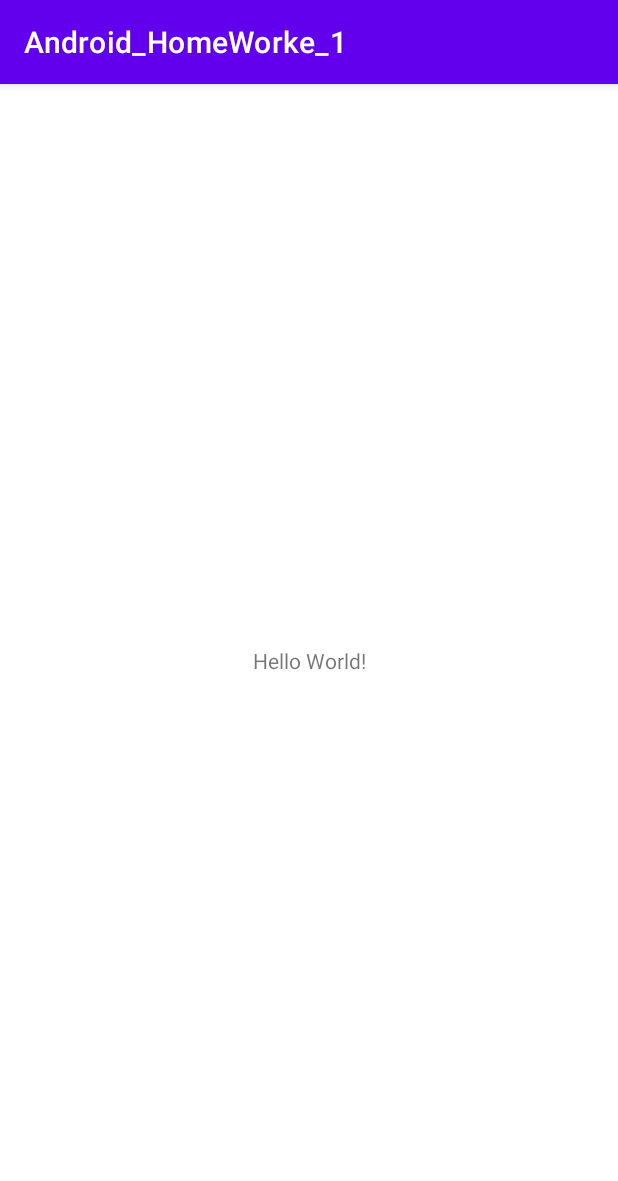
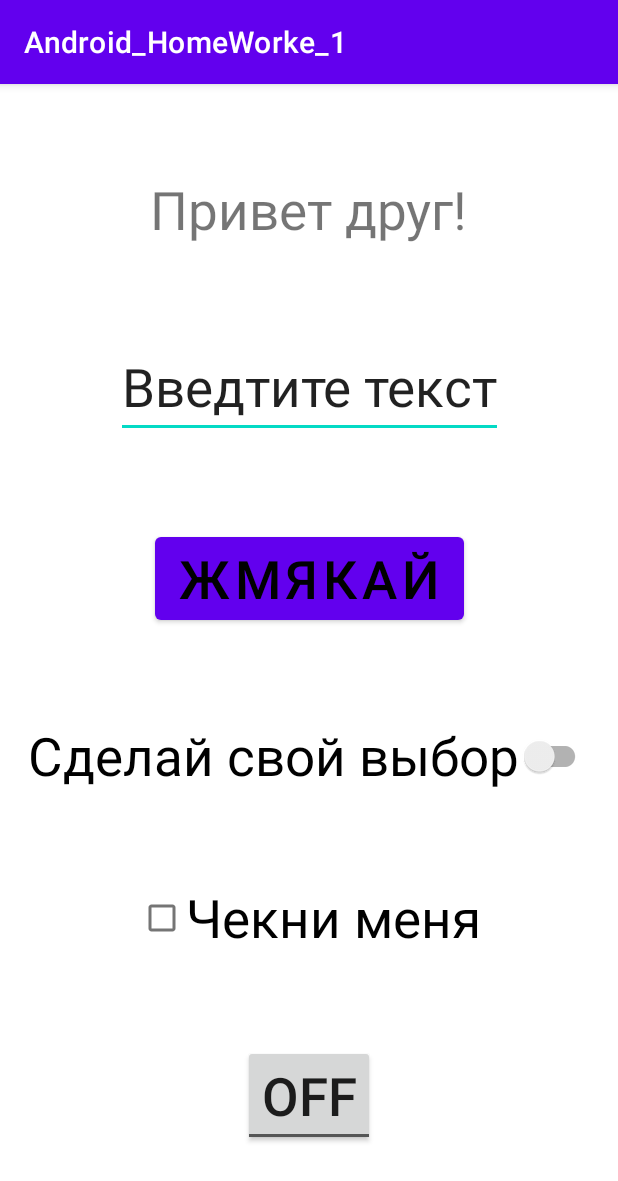
Before and after one commit to streych/HomeWorkAndroid_1, an Android app: the screen it shows after launch (MainActivity), on a phone screen of 412 x 824 dp. Shown: the top 1181 px of the screen. Run offline under Robolectric (Android 15) with nearby library versions, the phone set to English and light mode, and no system bars.

Commit message:
Создал проект со следующими пользовательскими элементами: TextView, EditText, Button, Switch, CheckBox, ToggleButton.

```diff
--- a/app/src/main/res/layout/activity_main.xml
+++ b/app/src/main/res/layout/activity_main.xml
@@ -7,12 +7,70 @@
     tools:context=".MainActivity">
 
     <TextView
+        android:id="@+id/textview_hello"
         android:layout_width="wrap_content"
         android:layout_height="wrap_content"
-        android:text="Hello World!"
-        app:layout_constraintBottom_toBottomOf="parent"
+        android:text="@string/Hello"
+        android:textSize="35sp"
+        app:layout_constraintBottom_toTopOf="@id/edite_text"
         app:layout_constraintLeft_toLeftOf="parent"
         app:layout_constraintRight_toRightOf="parent"
         app:layout_constraintTop_toTopOf="parent" />
 
+    <EditText
+        android:id="@+id/edite_text"
+        android:layout_width="wrap_content"
+        android:layout_height="wrap_content"
+        android:text="@string/paste_text"
+        android:textSize="35sp"
+        app:layout_constraintBottom_toTopOf="@id/button_click"
+        app:layout_constraintLeft_toLeftOf="parent"
+        app:layout_constraintRight_toRightOf="parent"
+        app:layout_constraintTop_toBottomOf="@id/textview_hello" />
+
+    <Button
+        android:id="@+id/button_click"
+        android:layout_width="wrap_content"
+        android:layout_height="wrap_content"
+        android:text="@string/click_me"
+        android:textSize="35sp"
+        android:textColor="@color/black"
+        app:layout_constraintBottom_toTopOf="@id/switch_my"
+        app:layout_constraintLeft_toLeftOf="parent"
+        app:layout_constraintRight_toRightOf="parent"
+        app:layout_constraintTop_toBottomOf="@id/edite_text" />
+
+    <androidx.appcompat.widget.SwitchCompat
+        android:id="@+id/switch_my"
+        android:layout_width="wrap_content"
+        android:layout_height="wrap_content"
+        android:text="@string/choose"
+        android:textSize="35sp"
+        app:layout_constraintBottom_toTopOf="@id/check"
+        app:layout_constraintLeft_toLeftOf="parent"
+        app:layout_constraintRight_toRightOf="parent"
+        app:layout_constraintTop_toBottomOf="@id/button_click" />
+
+    <CheckBox
+        android:id="@+id/check"
+        android:layout_width="wrap_content"
+        android:layout_height="wrap_content"
+        android:text="@string/check_me"
+        android:textSize="35sp"
+        app:layout_constraintBottom_toTopOf="@id/togB"
+        app:layout_constraintLeft_toLeftOf="parent"
+        app:layout_constraintRight_toRightOf="parent"
+        app:layout_constraintTop_toBottomOf="@id/switch_my" />
+
+    <ToggleButton
+        android:id="@+id/togB"
+        android:layout_width="wrap_content"
+        android:layout_height="wrap_content"
+        android:textSize="35sp"
+        app:layout_constraintBottom_toBottomOf="parent"
+        app:layout_constraintLeft_toLeftOf="parent"
+        app:layout_constraintRight_toRightOf="parent"
+        app:layout_constraintTop_toBottomOf="@id/check" />
+
+
 </androidx.constraintlayout.widget.ConstraintLayout>
--- a/app/src/main/res/values/strings.xml
+++ b/app/src/main/res/values/strings.xml
@@ -1,3 +1,8 @@
 <resources>
     <string name="app_name">Android_HomeWorke_1</string>
+    <string name="paste_text">Введтите текст</string>
+    <string name="click_me">Жмякай</string>
+    <string name="choose">Сделай свой выбор</string>
+    <string name="check_me">Чекни меня</string>
+    <string name="Hello">Привет друг!</string>
 </resources>
```
